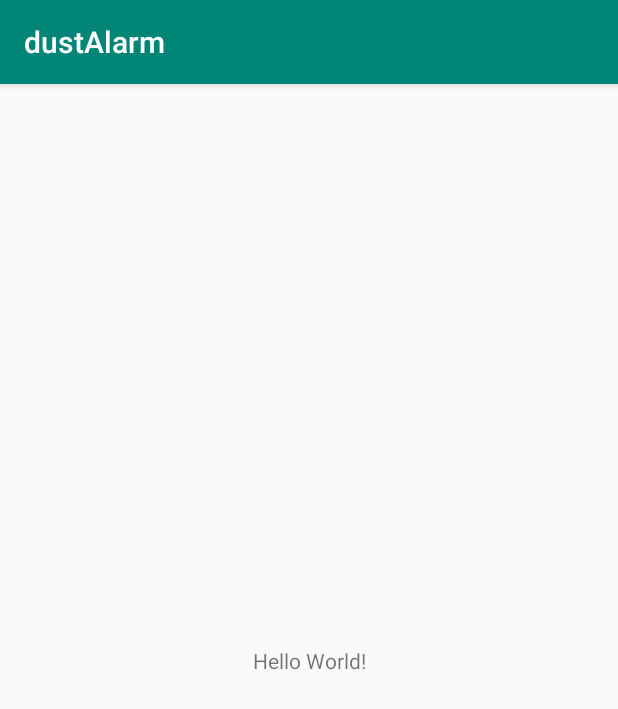
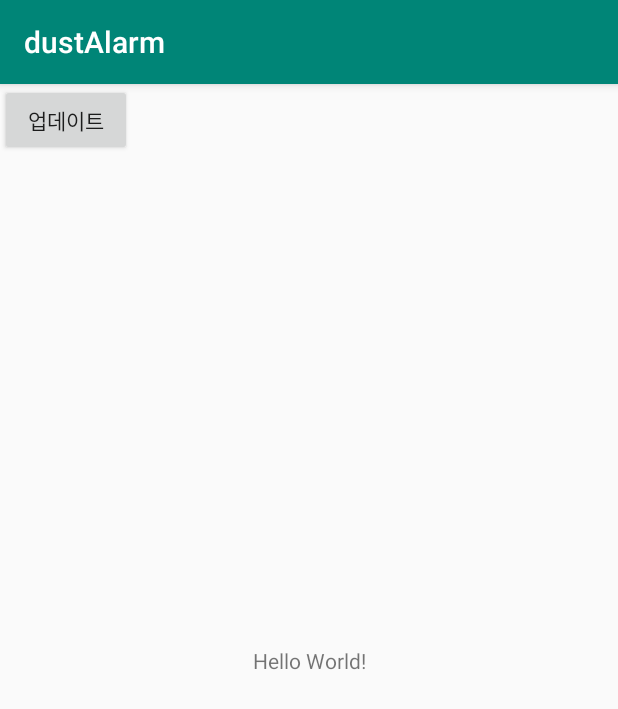
Before and after one commit to jimin3312/dustAlarm, an Android app: the screen it shows after launch (MainActivity), on a phone screen of 412 x 824 dp. Shown: the top 709 px of the screen. Run offline under Robolectric (Android 15) with nearby library versions, the phone set to English and light mode, and no system bars.

Commit message:
get location

```diff
--- a/app/src/main/java/com/example/dustalarm/MainActivity.kt
+++ b/app/src/main/java/com/example/dustalarm/MainActivity.kt
@@ -1,12 +1,110 @@
 package com.example.dustalarm
 
+import android.content.pm.PackageManager
+import android.location.Address
+import android.location.Geocoder
+import android.os.Bundle
+import android.os.Looper
+import android.util.Log
+import android.view.View
+import android.widget.Toast
 import androidx.appcompat.app.AppCompatActivity
-import android.os.Bundle
+import androidx.core.app.ActivityCompat
+import com.google.android.gms.location.*
+import kotlinx.android.synthetic.main.activity_main.*
+import java.util.*
 
-const val KEY =  "3ahny5aBOqdFAnQlYaGDLnLLd3QyV3ORoXp6Aml886Qdp%2FbPCb4rqir5r8IjeWJHnT4HykKItVW2Mv2SIFhvdg%3D%3D"
+
+const val KEY = "3ahny5aBOqdFAnQlYaGDLnLLd3QyV3ORoXp6Aml886Qdp%2FbPCb4rqir5r8IjeWJHnT4HykKItVW2Mv2SIFhvdg%3D%3D"
+
 class MainActivity : AppCompatActivity() {
+
+    lateinit var fusedLocationProviderClient: FusedLocationProviderClient
+    lateinit var locationRequest: LocationRequest
+    lateinit var locationCallback: LocationCallback
+
+    val REQUEST_CODE = 1000;
+
     override fun onCreate(savedInstanceState: Bundle?) {
         super.onCreate(savedInstanceState)
         setContentView(R.layout.activity_main)
+
+        if(ActivityCompat.shouldShowRequestPermissionRationale(this, android.Manifest.permission.ACCESS_FINE_LOCATION))
+            ActivityCompat.requestPermissions(this, arrayOf(android.Manifest.permission.ACCESS_FINE_LOCATION), REQUEST_CODE)
+        else
+        {
+            buildLocationRequest()
+            buildLocationCallBack()
+
+            fusedLocationProviderClient = LocationServices.getFusedLocationProviderClient(this)
+
+//            btn1.setOnClickListener(View.OnClickListener {
+//                if(ActivityCompat.checkSelfPermission(this, android.Manifest.permission.ACCESS_FINE_LOCATION) != PackageManager.PERMISSION_GRANTED ||
+//                    ActivityCompat.checkSelfPermission(this, android.Manifest.permission.ACCESS_COARSE_LOCATION) != PackageManager.PERMISSION_GRANTED )
+//                {
+//                    ActivityCompat.requestPermissions(this, arrayOf(android.Manifest.permission.ACCESS_FINE_LOCATION), REQUEST_CODE)
+//                    return@OnClickListener
+//                }
+//                fusedLocationProviderClient.requestLocationUpdates(locationRequest, locationCallback, Looper.myLooper())
+//            })
+
+            if(ActivityCompat.checkSelfPermission(this, android.Manifest.permission.ACCESS_FINE_LOCATION) != PackageManager.PERMISSION_GRANTED ||
+                    ActivityCompat.checkSelfPermission(this, android.Manifest.permission.ACCESS_COARSE_LOCATION) != PackageManager.PERMISSION_GRANTED )
+                {
+                    ActivityCompat.requestPermissions(this, arrayOf(android.Manifest.permission.ACCESS_FINE_LOCATION), REQUEST_CODE)
+                }
+            fusedLocationProviderClient.requestLocationUpdates(locationRequest, locationCallback, Looper.myLooper())
+        }
+
+    }
+
+    private fun buildLocationCallBack() {
+        locationCallback = object :LocationCallback(){
+
+            override fun onLocationResult(p0: LocationResult?) {
+                var location =  p0!!.locations.get(p0!!.locations.size-1)
+                Log.d("locationTAG", "latitude : " + location.latitude.toString() + " longitude : " + location.longitude.toString())
+
+                val gCoder = Geocoder(this@MainActivity, Locale.getDefault())
+                val addr: List<Address> = gCoder.getFromLocation(location.latitude, location.longitude, 1)
+                val a: Address = addr[0]
+                myLocation.setText(a.adminArea.toString() + " " + a.locality + " " + a.thoroughfare)
+            }
+        }
+    }
+
+    private fun buildLocationRequest() {
+        locationRequest = LocationRequest()
+        locationRequest.priority = LocationRequest.PRIORITY_HIGH_ACCURACY
+        locationRequest.interval = 5000
+        locationRequest.fastestInterval = 3000
+        locationRequest.smallestDisplacement = 10f
+    }
+
+    override fun onPause() {
+        super.onPause()
+        fusedLocationProviderClient.removeLocationUpdates(locationCallback)
+    }
+
+    override fun onRequestPermissionsResult(
+        requestCode: Int,
+        permissions: Array<out String>,
+        grantResults: IntArray
+    ) {
+        super.onRequestPermissionsResult(requestCode, permissions, grantResults)
+        when(requestCode)
+        {
+            REQUEST_CODE->{
+                if(grantResults.size > 0)
+                {
+                    if(grantResults[0] == PackageManager.PERMISSION_GRANTED)
+                        Toast.makeText(this, "Permisson granted", Toast.LENGTH_SHORT)
+                            .show()
+                    else
+                        Toast.makeText(this, "Permisson denied", Toast.LENGTH_SHORT)
+                            .show()
+                }
+            }
+        }
     }
 }
--- a/app/src/main/res/layout/activity_main.xml
+++ b/app/src/main/res/layout/activity_main.xml
@@ -7,6 +7,7 @@
     tools:context=".MainActivity">
 
     <TextView
+        android:id="@+id/myLocation"
         android:layout_width="wrap_content"
         android:layout_height="wrap_content"
         android:text="Hello World!"
@@ -15,4 +16,12 @@
         app:layout_constraintRight_toRightOf="parent"
         app:layout_constraintTop_toTopOf="parent" />
 
+    <Button
+        android:id="@+id/btn1"
+        app:layout_constraintTop_toTopOf="parent"
+        app:layout_constraintLeft_toLeftOf="parent"
+        android:layout_width="wrap_content"
+        android:layout_height="wrap_content"
+        android:text="업데이트"/>
+
 </androidx.constraintlayout.widget.ConstraintLayout>
```
